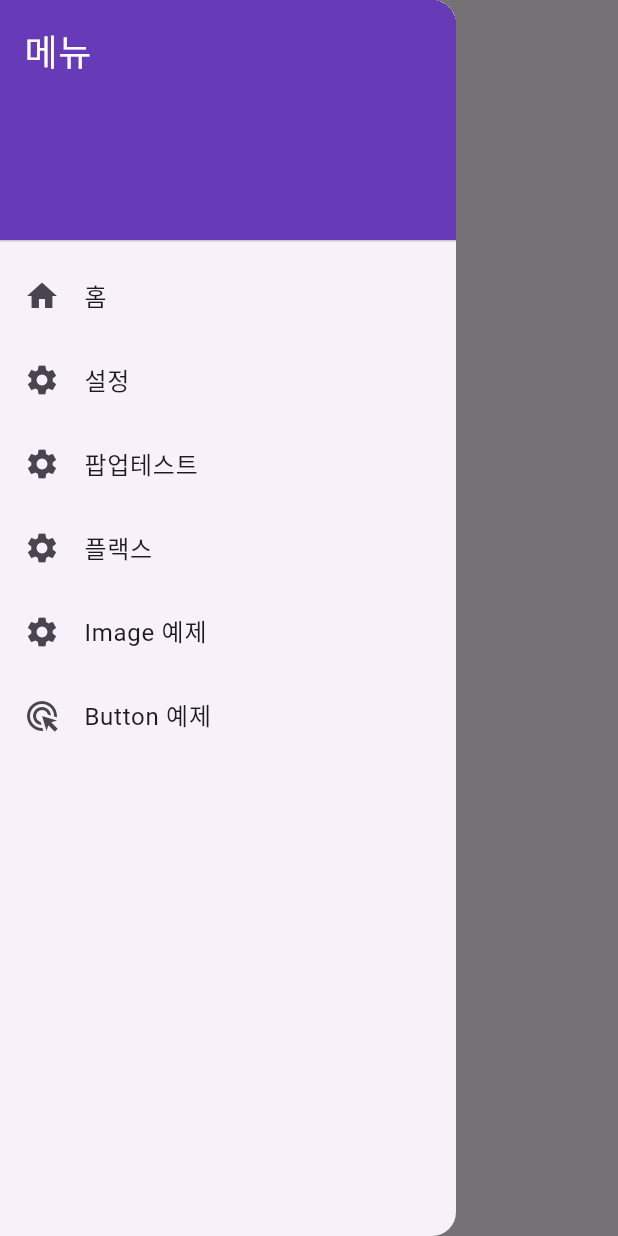
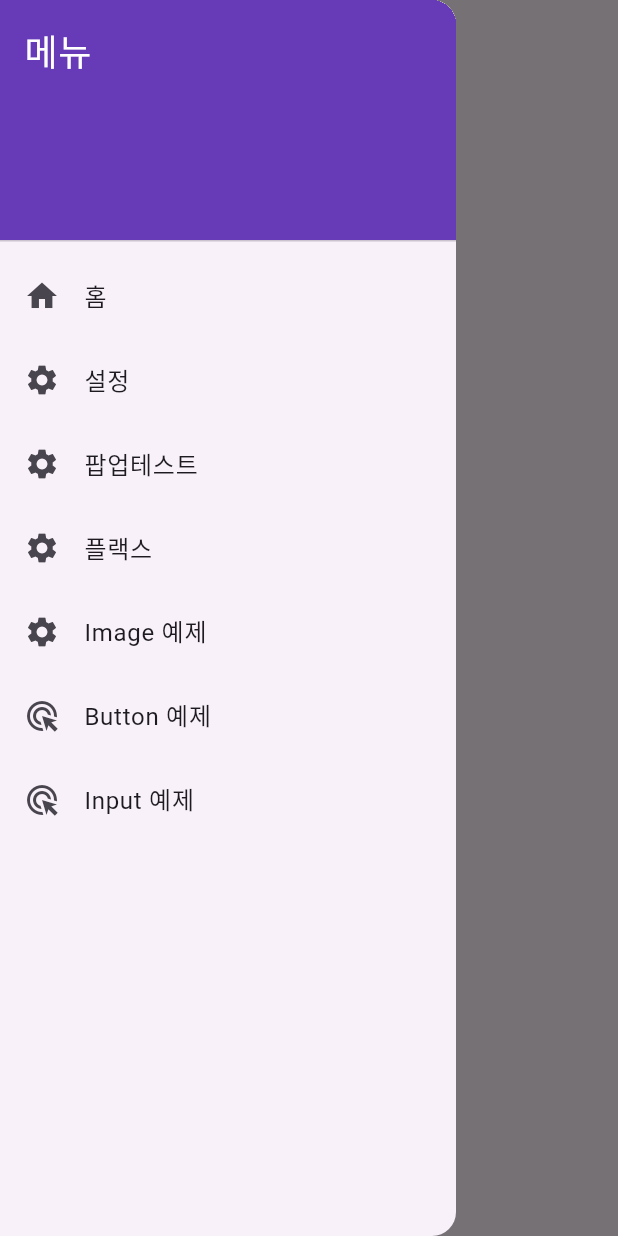
Before and after one commit to hak319/test-untitled-project, a Flutter app: the SettingPage screen opened by its route, with the side drawer open, on a phone screen of 412 x 824 dp. Run offline on Flutter 3.47's test engine with Material 3 defaults, Android fonts, the phone set to English and light mode, and no system bars.

Commit message:
25.3.31.(6)

```diff
--- a/lib/drawer.dart
+++ b/lib/drawer.dart
@@ -73,8 +73,17 @@ class MyDrawer extends StatelessWidget {
               Navigator.pushNamed(
                   context, "/button");
             }
-          )
-        ],
+          ),
+          ListTile(
+            leading: const Icon(Icons.ads_click),
+            title: const Text("Input 예제"),
+            onTap: () {
+              Navigator.pushNamed(
+                  context, "/input"
+    );
+    },
+      ),
+      ],
       ),
     );
   }
--- a/lib/main.dart
+++ b/lib/main.dart
@@ -7,6 +7,7 @@ import 'package:untitled/setting_page.dart';
 
 import 'button_page.dart';
 import 'image_page.dart' show ImagePage;
+import 'input_page.dart';
 
 void main() {
   runApp(const MyApp());
@@ -31,6 +32,7 @@ class MyApp extends StatelessWidget {
         "/flex" : (context) => const FlexPage(),
         "/image" : (context) => const ImagePage(),
         "/button" : (context) => const ButtonPage(),
+        "/input" : (context) => const InputPage(),
       },
     );
   }
```
Also changed, not shown: lib/input_page.dart (added, +53 -0 lines).
